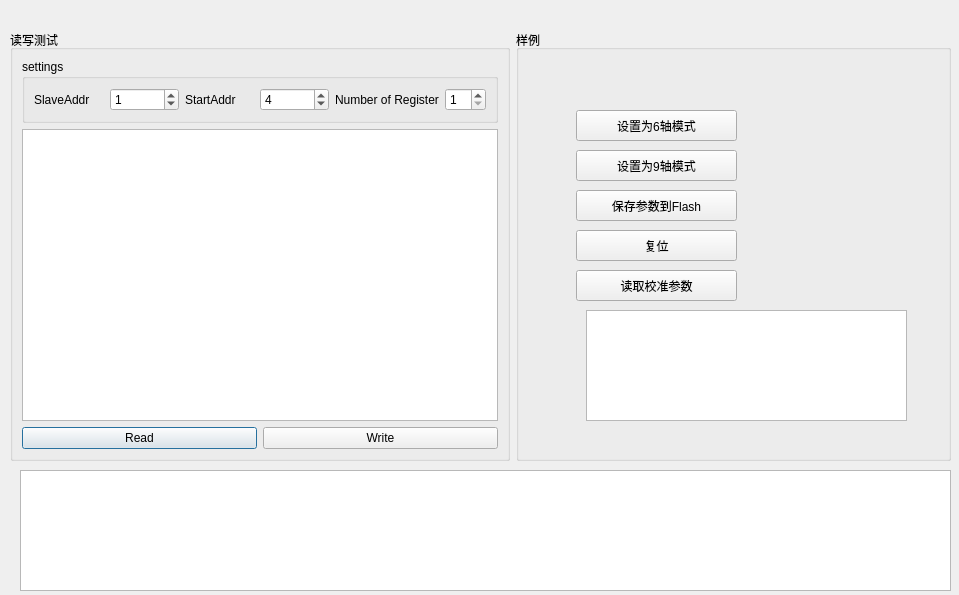
Old version of the form CHFirmwareUpdater/mdbus_dialog.ui in the repository dongFangTuring/CHCenter.
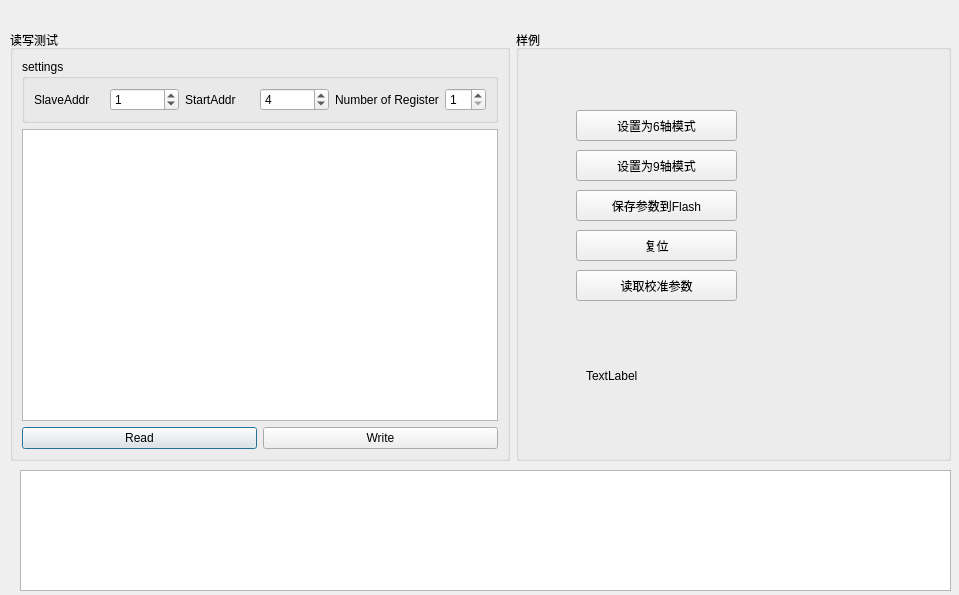
New version of the form.

```diff
--- a/CHFirmwareUpdater/mdbus_dialog.ui
+++ b/CHFirmwareUpdater/mdbus_dialog.ui
@@ -41,7 +41,7 @@
     <string/>
    </property>
   </widget>
-  <widget class="QWidget" name="">
+  <widget class="QWidget" name="layoutWidget">
    <property name="geometry">
     <rect>
      <x>10</x>
@@ -235,17 +235,17 @@
         <string>读取校准参数</string>
        </property>
       </widget>
-      <widget class="QPlainTextEdit" name="plainTextEdit_param">
+      <widget class="QLabel" name="label_param">
        <property name="geometry">
         <rect>
          <x>70</x>
-         <y>280</y>
-         <width>321</width>
+         <y>290</y>
+         <width>261</width>
          <height>111</height>
         </rect>
        </property>
-       <property name="readOnly">
-        <bool>true</bool>
+       <property name="text">
+        <string>TextLabel</string>
        </property>
       </widget>
      </widget>
```
